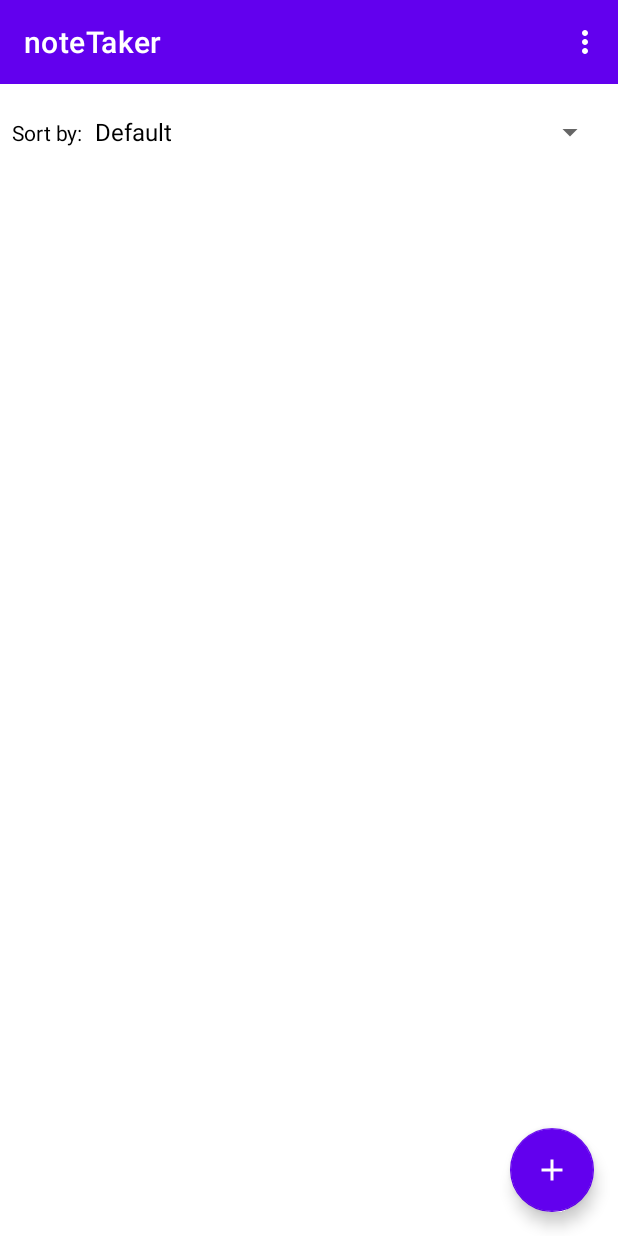
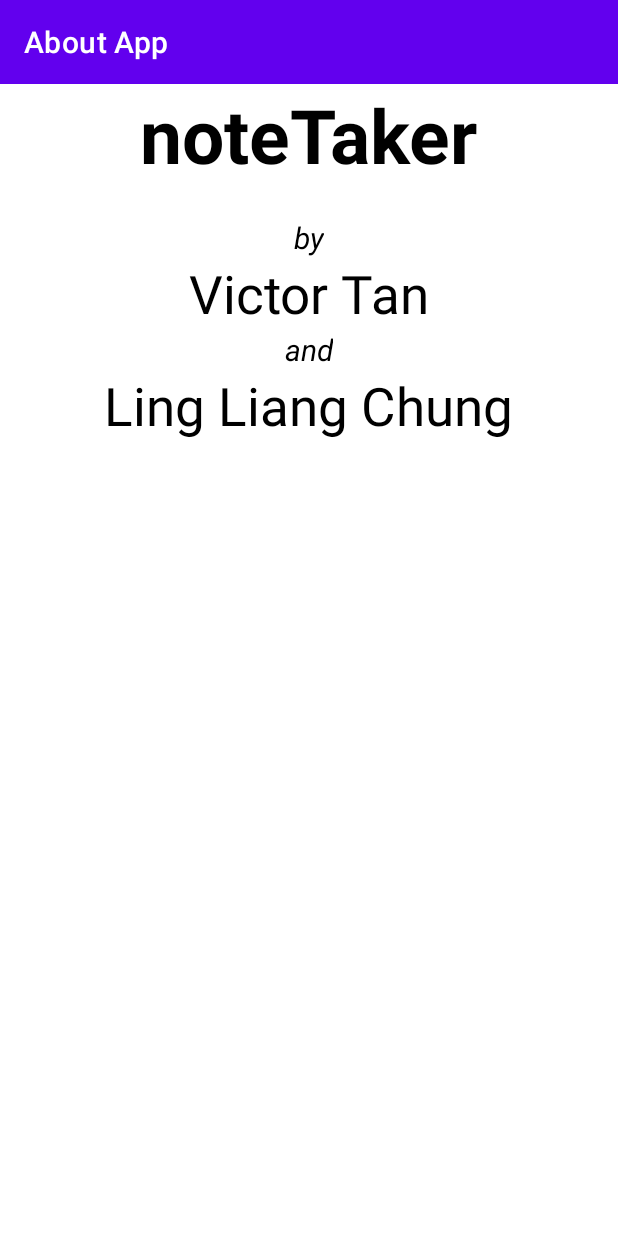
Before and after one commit to VictorDoom022/noteTakerApp, an Android app: the screen it shows after launch (MainActivity before the commit, AboutAppActivity after it), in the options menu, after a tap on "About", on a phone screen of 412 x 824 dp. Run offline under Robolectric (Android 15) with nearby library versions, the phone set to English and light mode, and no system bars.

Commit message:
add about app page

```diff
--- a/app/src/main/AndroidManifest.xml
+++ b/app/src/main/AndroidManifest.xml
@@ -9,7 +9,8 @@
         android:roundIcon="@mipmap/ic_launcher_round"
         android:supportsRtl="true"
         android:theme="@style/Theme.NoteTaker">
-        <activity android:name=".EditNoteActivity"></activity>
+        <activity android:name=".AboutAppActivity"></activity>
+        <activity android:name=".EditNoteActivity" />
         <activity android:name=".AddNoteActivity" />
         <activity android:name=".MainActivity">
             <intent-filter>
--- /dev/null
+++ b/app/src/main/java/com/example/notetaker/AboutAppActivity.java
@@ -0,0 +1,39 @@
+package com.example.notetaker;
+
+import androidx.appcompat.app.AppCompatActivity;
+import androidx.appcompat.widget.Toolbar;
+
+import android.content.pm.PackageInfo;
+import android.content.pm.PackageManager;
+import android.os.Bundle;
+import android.widget.TextView;
+
+public class AboutAppActivity extends AppCompatActivity {
+
+    TextView versionNumberTextView;
+
+    @Override
+    protected void onCreate(Bundle savedInstanceState) {
+        super.onCreate(savedInstanceState);
+        setContentView(R.layout.activity_about_app);
+
+        Toolbar toolbar = findViewById(R.id.appBar);
+        setSupportActionBar(toolbar);
+        getSupportActionBar().setTitle("About App");
+
+        versionNumberTextView = findViewById(R.id.versionNumberText);
+
+        String versionName;
+        final PackageManager packageManager = getApplicationContext().getPackageManager();
+        PackageInfo packageInfo = null;
+        try {
+            packageInfo = packageManager.getPackageInfo(getApplicationContext().getPackageName(), 0);
+            versionName = packageInfo.versionName;
+        } catch (PackageManager.NameNotFoundException e) {
+            e.printStackTrace();
+        }
+        versionName = packageInfo.versionName;
+
+        versionNumberTextView.setText(versionName);
+    }
+}
--- a/app/src/main/java/com/example/notetaker/MainActivity.java
+++ b/app/src/main/java/com/example/notetaker/MainActivity.java
@@ -100,7 +100,8 @@ public class MainActivity extends AppCompatActivity implements AdapterView.OnIte
         int id = item.getItemId();
 
         if (id == R.id.aboutAppItemButton){
-            // to do about app page
+            Intent intent = new Intent(getApplicationContext(), AboutAppActivity.class);
+            startActivity(intent);
         }
 
         return super.onOptionsItemSelected(item);
--- /dev/null
+++ b/app/src/main/res/layout/activity_about_app.xml
@@ -0,0 +1,72 @@
+<?xml version="1.0" encoding="utf-8"?>
+<RelativeLayout
+    xmlns:android="http://schemas.android.com/apk/res/android"
+    xmlns:app="http://schemas.android.com/apk/res-auto"
+    xmlns:tools="http://schemas.android.com/tools"
+    android:layout_width="match_parent"
+    android:layout_height="match_parent"
+    tools:context=".AboutAppActivity">
+
+    <include
+        layout="@layout/app_bar"
+        android:id="@+id/appBar"/>
+
+    <TextView
+        android:id="@+id/appTitleText"
+        android:layout_width="wrap_content"
+        android:layout_height="wrap_content"
+        android:layout_below="@id/appBar"
+        android:layout_centerHorizontal="true"
+        android:text="@string/app_name"
+        android:textSize="50dp"
+        android:textStyle="bold"/>
+
+    <TextView
+        android:id="@+id/versionNumberText"
+        android:layout_width="wrap_content"
+        android:layout_height="wrap_content"
+        android:layout_below="@id/appTitleText"
+        android:layout_centerHorizontal="true"
+        android:text="v0.0"
+        android:textSize="15dp"
+        android:textStyle="italic"/>
+
+    <TextView
+        android:id="@+id/byText"
+        android:layout_width="wrap_content"
+        android:layout_height="wrap_content"
+        android:layout_below="@id/versionNumberText"
+        android:layout_centerHorizontal="true"
+        android:text="by"
+        android:textSize="20dp"
+        android:textStyle="italic"/>
+
+    <TextView
+        android:id="@+id/vicNameText"
+        android:layout_width="wrap_content"
+        android:layout_height="wrap_content"
+        android:layout_below="@id/byText"
+        android:layout_centerHorizontal="true"
+        android:text="@string/vic_name"
+        android:textSize="35dp"/>
+
+    <TextView
+        android:id="@+id/andText"
+        android:layout_width="wrap_content"
+        android:layout_height="wrap_content"
+        android:layout_below="@id/vicNameText"
+        android:layout_centerHorizontal="true"
+        android:text="and"
+        android:textSize="20dp"
+        android:textStyle="italic"/>
+
+    <TextView
+        android:id="@+id/lcNameText"
+        android:layout_width="wrap_content"
+        android:layout_height="wrap_content"
+        android:layout_below="@id/andText"
+        android:layout_centerHorizontal="true"
+        android:text="@string/lc_name"
+        android:textSize="35dp"/>
+
+</RelativeLayout>
--- a/app/src/main/res/values/strings.xml
+++ b/app/src/main/res/values/strings.xml
@@ -1,3 +1,7 @@
 <resources>
     <string name="app_name">noteTaker</string>
+
+    <string name="vic_name">Victor Tan</string>
+
+    <string name="lc_name">Ling Liang Chung</string>
 </resources>
```
